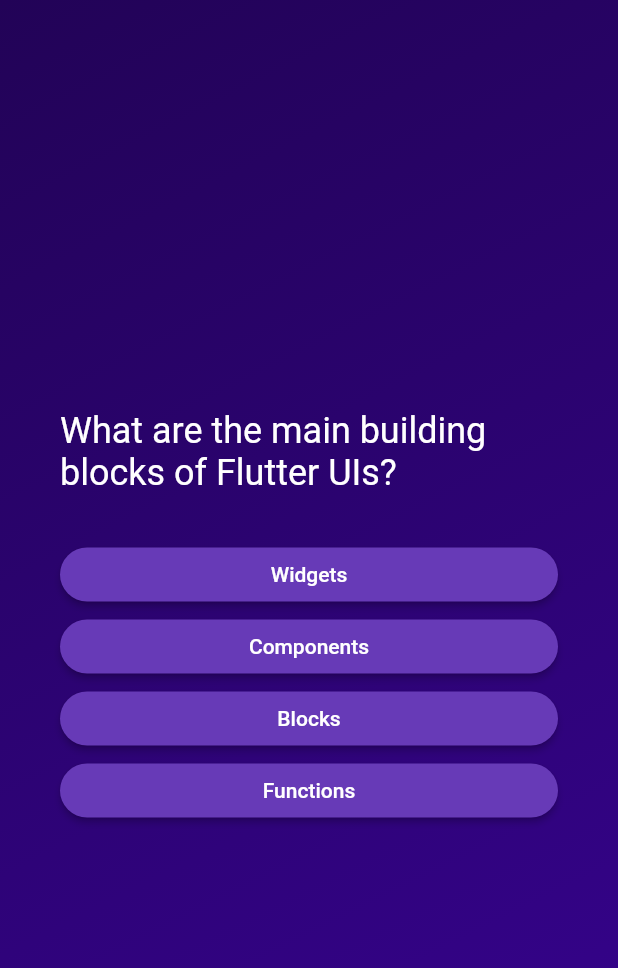
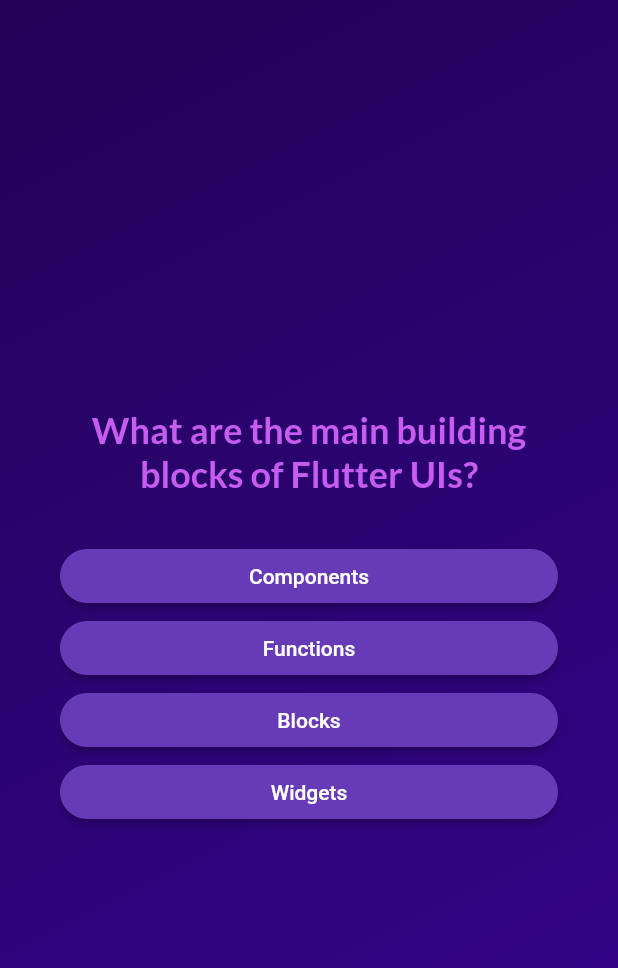
Before and after one commit to choilc/flutter_quiz_app, a Flutter app: the screen it shows after launch, after a tap on "Start Quiz", on a phone screen of 412 x 824 dp. Shown: the top 968 px of the screen. Run offline on Flutter 3.47's test engine with Material 2 defaults, Android fonts, the phone set to English and light mode, and no system bars; our stand-ins replace google_fonts.

```diff
--- a/lib/answer_button.dart
+++ b/lib/answer_button.dart
@@ -22,7 +22,10 @@ class AnswerButton extends StatelessWidget {
           borderRadius: BorderRadius.circular(40),
         ),
       ),
-      child: Text(answerText),
+      child: Text(
+        answerText,
+        textAlign: TextAlign.center,
+      ),
     );
   }
 }
--- a/lib/models/quiz_question.dart
+++ b/lib/models/quiz_question.dart
@@ -3,4 +3,10 @@ class QuizQuestion {
 
   final String text;
   final List<String> answers;
+
+  get shuffledAnswers {
+    final shuffleList = List.of(answers);
+    shuffleList.shuffle();
+    return shuffleList;
+  }
 }
--- a/lib/question_screen.dart
+++ b/lib/question_screen.dart
@@ -1,18 +1,31 @@
 import 'package:flutter/material.dart';
+import 'package:google_fonts/google_fonts.dart';
 import 'package:quizz_app/answer_button.dart';
 import 'package:quizz_app/data/questions.dart';
 
 class QuestionScreen extends StatefulWidget {
-  const QuestionScreen({super.key});
+  const QuestionScreen({super.key, required this.onSelectAnswer});
+
+  final Function(String answer) onSelectAnswer;
 
   @override
   State<QuestionScreen> createState() => _QuestionScreenState();
 }
 
 class _QuestionScreenState extends State<QuestionScreen> {
+  var currentQuestionIndex = 0;
+
+  void answerQuestion(String selectedAnswer) {
+    widget.onSelectAnswer(selectedAnswer);
+
+    setState(() {
+      currentQuestionIndex++;
+    });
+  }
+
   @override
   Widget build(BuildContext context) {
-    final currentQuestion = questions[0];
+    final currentQuestion = questions[currentQuestionIndex];
 
     return Center(
       child: Container(
@@ -23,18 +36,20 @@ class _QuestionScreenState extends State<QuestionScreen> {
           children: [
             Text(
               currentQuestion.text,
-              style: const TextStyle(
-                color: Colors.white,
+              style: GoogleFonts.lato(
+                color: const Color.fromARGB(255, 198, 92, 240),
                 fontSize: 24,
+                fontWeight: FontWeight.bold,
               ),
+              textAlign: TextAlign.center,
             ),
             const SizedBox(
               height: 30,
             ),
-            ...currentQuestion.answers.map((answer) {
+            ...currentQuestion.shuffledAnswers.map((answer) {
               return AnswerButton(
                 answerText: answer,
-                onTab: () {},
+                onTab: () => answerQuestion(answer),
               );
             }),
           ],
--- a/lib/quiz.dart
+++ b/lib/quiz.dart
@@ -1,5 +1,7 @@
 import 'package:flutter/material.dart';
+import 'package:quizz_app/data/questions.dart';
 import 'package:quizz_app/question_screen.dart';
+import 'package:quizz_app/results_screen.dart';
 import 'package:quizz_app/start_screen.dart';
 
 class Quiz extends StatefulWidget {
@@ -10,6 +12,7 @@ class Quiz extends StatefulWidget {
 }
 
 class _QuizState extends State<Quiz> {
+  List<String> selectedAnswers = [];
   var activeScreen = 'start-screen';
 
   final list = [1, 2, if (1 == 3) 3 else 5, 4];
@@ -20,12 +23,36 @@ class _QuizState extends State<Quiz> {
     });
   }
 
+  void chooseAnswer(String answer) {
+    selectedAnswers.add(answer);
+
+    if (selectedAnswers.length == questions.length) {
+      setState(() {
+        activeScreen = 'results-screen';
+      });
+    }
+  }
+
+  void restartQuiz() {
+    setState(() {
+      selectedAnswers = [];
+      activeScreen = 'question-screen';
+    });
+  }
+
   @override
   Widget build(BuildContext context) {
     Widget screenWidget = StartScreen(switchScreen);
 
     if (activeScreen == 'question-screen') {
-      screenWidget = const QuestionScreen();
+      screenWidget = QuestionScreen(onSelectAnswer: chooseAnswer);
+    }
+
+    if (activeScreen == 'results-screen') {
+      screenWidget = ResultsScreen(
+        chosenAnswers: selectedAnswers,
+        restartQuiz: restartQuiz,
+      );
     }
 
     return MaterialApp(
--- a/lib/start_screen.dart
+++ b/lib/start_screen.dart
@@ -1,4 +1,5 @@
 import 'package:flutter/material.dart';
+import 'package:google_fonts/google_fonts.dart';
 
 class StartScreen extends StatelessWidget {
   const StartScreen(this.switchScreen, {super.key});
@@ -19,10 +20,10 @@ class StartScreen extends StatelessWidget {
           const SizedBox(
             height: 80,
           ),
-          const Text(
+          Text(
             'Learn Flutter the fun way!',
-            style: TextStyle(
-              color: Color.fromARGB(255, 230, 223, 243),
+            style: GoogleFonts.lato(
+              color: const Color.fromARGB(255, 193, 165, 243),
               fontSize: 24,
             ),
           ),
--- a/pubspec.yaml
+++ b/pubspec.yaml
@@ -34,6 +34,7 @@ dependencies:
   # The following adds the Cupertino Icons font to your application.
   # Use with the CupertinoIcons class for iOS style icons.
   cupertino_icons: ^1.0.2
+  google_fonts: ^5.1.0
 
 dev_dependencies:
   flutter_test:
```
Also changed, not shown: lib/questions_summary.dart (added, +86 -0 lines), lib/results_screen.dart (added, +77 -0 lines), pubspec.lock, 1 other file.
